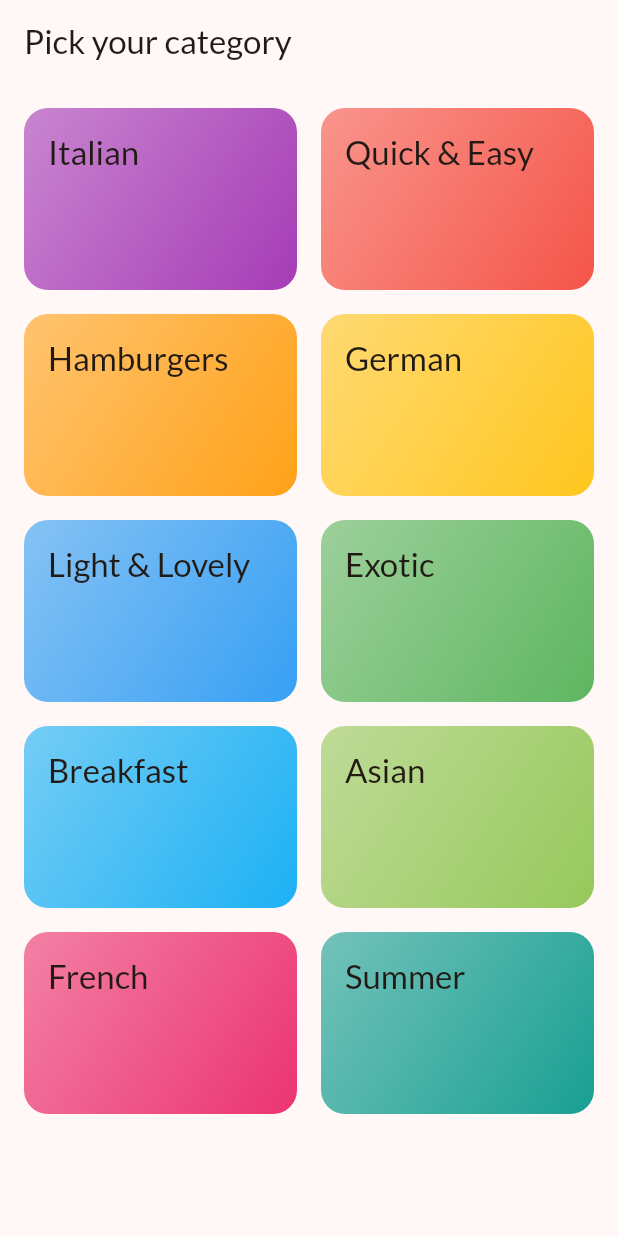
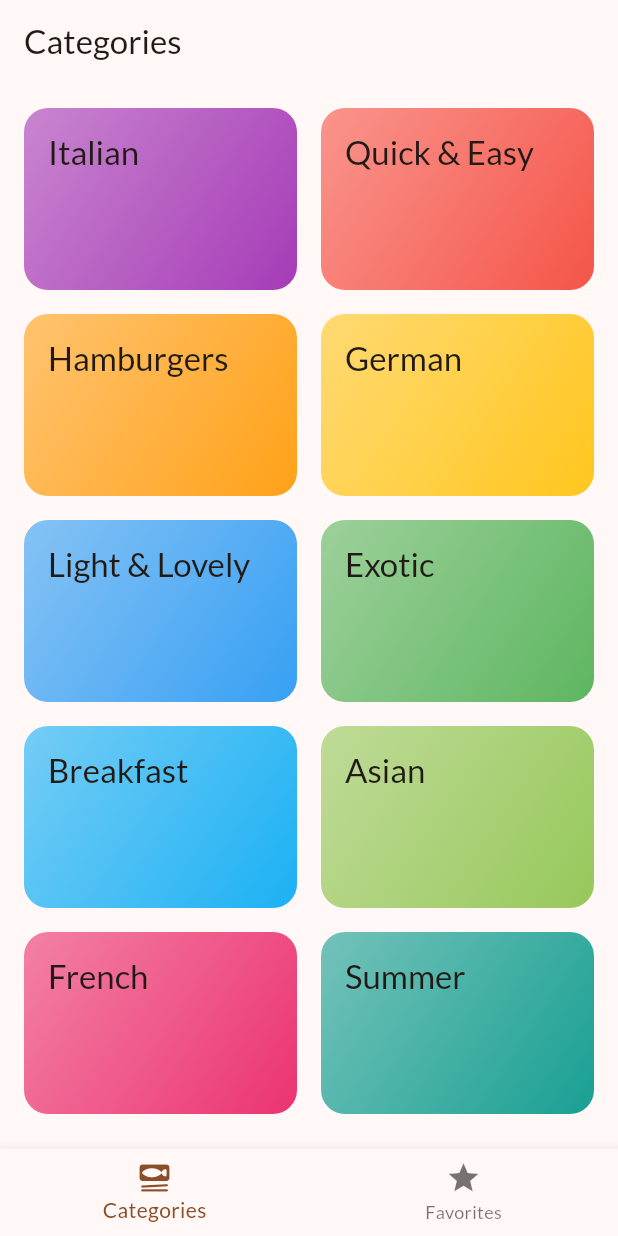
Before and after one commit to jsare/meals-app, a Flutter app: the screen it shows after launch, on a phone screen of 412 x 824 dp. Run offline on Flutter 3.47's test engine with Material 2 defaults, Android fonts, the phone set to English and light mode, and no system bars; our stand-ins replace google_fonts, transparent_image.

```diff
--- a/lib/app.dart
+++ b/lib/app.dart
@@ -1,7 +1,6 @@
 import 'package:flutter/material.dart';
 import 'package:google_fonts/google_fonts.dart';
-
-import 'screens/categories_screen.dart';
+import 'package:meals_app/screens/tabs.dart';
 
 final theme = ThemeData(
   useMaterial3: true,
@@ -18,7 +17,7 @@ class MealsApp extends StatelessWidget {
   Widget build(BuildContext context) {
     return MaterialApp(
       theme: theme,
-      home: const CategoriesScreen(),
+      home: const TabsScreen(),
     );
   }
 }
--- a/lib/screens/categories_screen.dart
+++ b/lib/screens/categories_screen.dart
@@ -25,11 +25,7 @@ class CategoriesScreen extends StatelessWidget {
 
   @override
   Widget build(BuildContext context) {
-    return Scaffold(
-      appBar: AppBar(
-        title: const Text('Pick your category'),
-      ),
-      body: GridView(
+    return GridView(
       padding: const EdgeInsets.all(16),
       gridDelegate: const SliverGridDelegateWithFixedCrossAxisCount(
         crossAxisCount: 2,
@@ -46,7 +42,6 @@ class CategoriesScreen extends StatelessWidget {
             },
           )
       ],
-      ),
     );
   }
 }
--- /dev/null
+++ b/lib/screens/tabs.dart
@@ -0,0 +1,51 @@
+import 'package:flutter/material.dart';
+import 'package:meals_app/screens/categories_screen.dart';
+import 'package:meals_app/screens/meals_screen.dart';
+
+class TabsScreen extends StatefulWidget {
+  const TabsScreen({super.key});
+
+  @override
+  State<TabsScreen> createState() => _TabsScreenState();
+}
+
+class _TabsScreenState extends State<TabsScreen> {
+  int _selectedPageIndex = 0;
+  void _selectPage(int index) {
+    setState(() {
+      _selectedPageIndex = index;
+    });
+  }
+
+  @override
+  Widget build(BuildContext context) {
+    Widget activePage = const CategoriesScreen();
+    var activePageTitle = 'Categories';
+
+    if (_selectedPageIndex == 1) {
+      activePage = const MealsScreen(meals: []);
+      activePageTitle = 'Your Favorites';
+    }
+
+    return Scaffold(
+      appBar: AppBar(
+        title: Text(activePageTitle),
+      ),
+      body: activePage,
+      bottomNavigationBar: BottomNavigationBar(
+        currentIndex: _selectedPageIndex,
+        onTap: _selectPage,
+        items: const [
+          BottomNavigationBarItem(
+            icon: Icon(Icons.set_meal_rounded),
+            label: 'Categories',
+          ),
+          BottomNavigationBarItem(
+            icon: Icon(Icons.star),
+            label: 'Favorites',
+          ),
+        ],
+      ),
+    );
+  }
+}
```
Also changed, not shown: lib/screens/meal_details_screen.dart (+48 -5 lines), lib/screens/meals_screen.dart (+7 -3 lines). Lines whose indentation alone changed are shown as unchanged.
